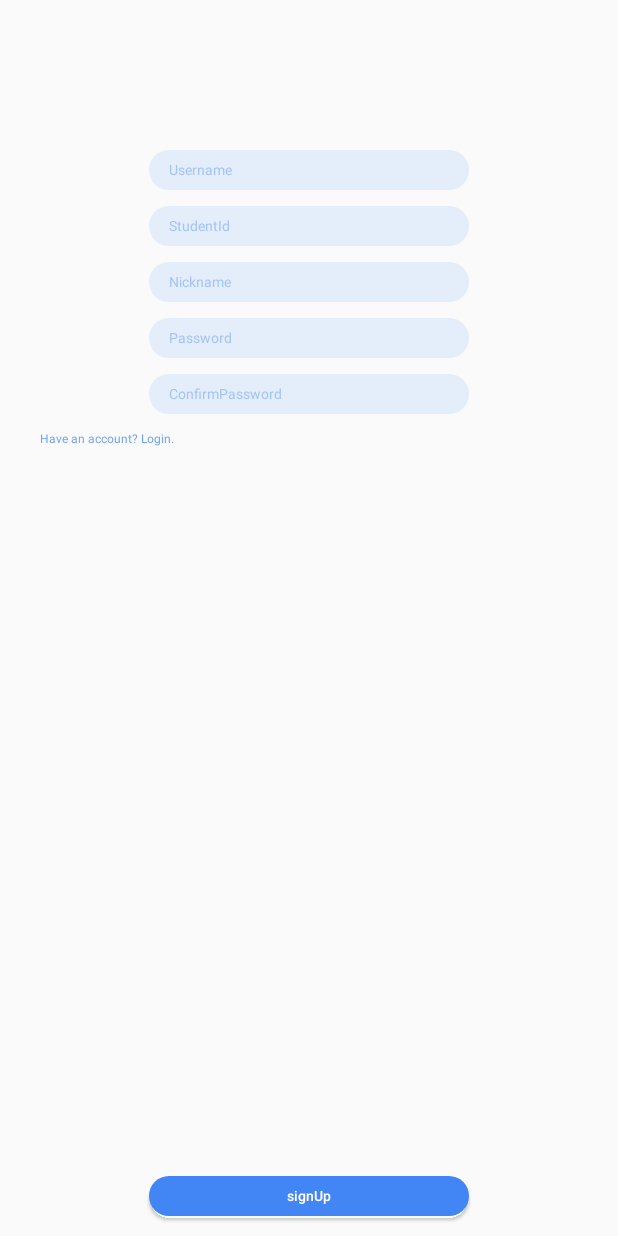
After one commit to keyebang/keyebang-1, an Android app: the layout activity_account_signup.xml on its own in the app's theme, with its tools: preview values and no code run, on a phone screen of 412 x 824 dp. The commit adds this screen. Run offline under Robolectric (Android 15) with nearby library versions, the phone set to English and light mode, and no system bars.

Commit message:
Add SignUp Template

```diff
--- /dev/null
+++ b/app/src/main/res/layout/activity_account_signup.xml
@@ -0,0 +1,77 @@
+<?xml version="1.0" encoding="utf-8"?>
+<androidx.constraintlayout.widget.ConstraintLayout xmlns:android="http://schemas.android.com/apk/res/android"
+    xmlns:app="http://schemas.android.com/apk/res-auto"
+    xmlns:tools="http://schemas.android.com/tools"
+    android:layout_width="match_parent"
+    android:layout_height="match_parent"
+    tools:context=".view.account.SignUpActivity">
+
+    <EditText
+        android:id="@+id/newUsername"
+        style="@style/accountEditText"
+        android:layout_marginTop="150dp"
+        android:hint="Username"
+        app:layout_constraintLeft_toLeftOf="parent"
+        app:layout_constraintRight_toRightOf="parent"
+        app:layout_constraintTop_toTopOf="parent" />
+
+    <EditText
+        android:id="@+id/studentId"
+        style="@style/accountEditText"
+        android:layout_marginTop="16dp"
+        android:hint="StudentId"
+        app:layout_constraintLeft_toLeftOf="parent"
+        app:layout_constraintRight_toRightOf="parent"
+        app:layout_constraintTop_toBottomOf="@id/newUsername" />
+
+    <EditText
+        android:id="@+id/nickname"
+        style="@style/accountEditText"
+        android:layout_marginTop="16dp"
+        android:hint="Nickname"
+        app:layout_constraintLeft_toLeftOf="parent"
+        app:layout_constraintRight_toRightOf="parent"
+        app:layout_constraintTop_toBottomOf="@id/studentId" />
+
+    <EditText
+        android:id="@+id/newPassword"
+        style="@style/accountEditText"
+        android:layout_marginTop="16dp"
+        android:hint="Password"
+        app:layout_constraintLeft_toLeftOf="parent"
+        app:layout_constraintRight_toRightOf="parent"
+        app:layout_constraintTop_toBottomOf="@id/nickname" />
+
+    <EditText
+        android:id="@+id/confirmPassword"
+        style="@style/accountEditText"
+        android:layout_marginTop="16dp"
+        android:hint="ConfirmPassword"
+        app:layout_constraintLeft_toLeftOf="parent"
+        app:layout_constraintRight_toRightOf="parent"
+        app:layout_constraintTop_toBottomOf="@id/newPassword" />
+
+    <TextView
+        android:id="@+id/toLogIn"
+        android:layout_width="wrap_content"
+        android:layout_height="wrap_content"
+        app:layout_constraintTop_toBottomOf="@id/confirmPassword"
+        app:layout_constraintLeft_toLeftOf="parent"
+        android:layout_marginLeft="40dp"
+        android:layout_marginTop="16dp"
+        android:text="Have an account? Login."
+        android:textSize="12sp"
+        android:textColor="@color/themeColorBlue"
+        android:alpha="0.75"
+        />
+
+    <Button
+        android:id="@+id/signUpButton"
+        style="@style/accountButton"
+        android:layout_marginBottom="20dp"
+        android:text="signUp"
+        app:layout_constraintBottom_toBottomOf="parent"
+        app:layout_constraintLeft_toLeftOf="parent"
+        app:layout_constraintRight_toRightOf="parent" />
+
+</androidx.constraintlayout.widget.ConstraintLayout>
```
Also changed, not shown: app/src/main/java/com/shg/keyebang/presenter/account/SignUpPresenter.java (added, +92 -0 lines), app/src/main/java/com/shg/keyebang/services/account/AccountSystem.java (+8 -0 lines), app/src/main/java/com/shg/keyebang/view/account/LogInActivity.java (+16 -31 lines), app/src/main/java/com/shg/keyebang/view/account/SignUpActivity.java (+38 -7 lines), app/src/main/res/layout/activity_account_login.xml (added, +50 -0 lines).
